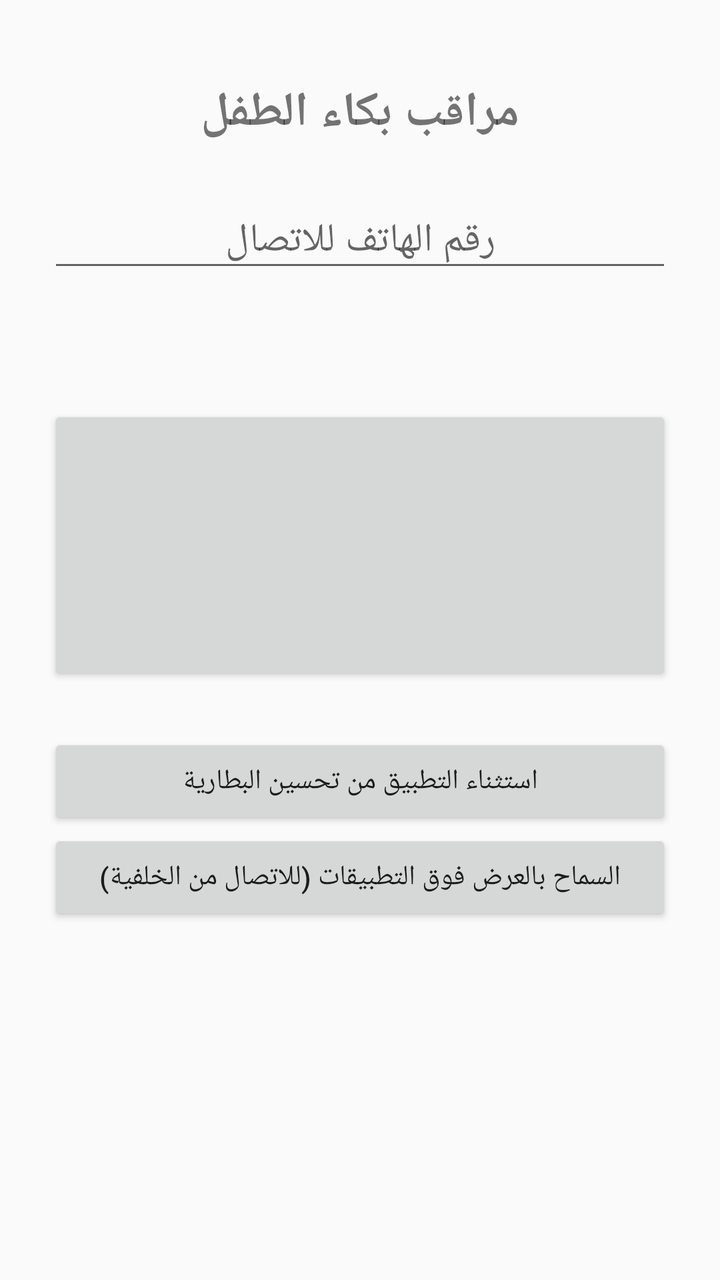
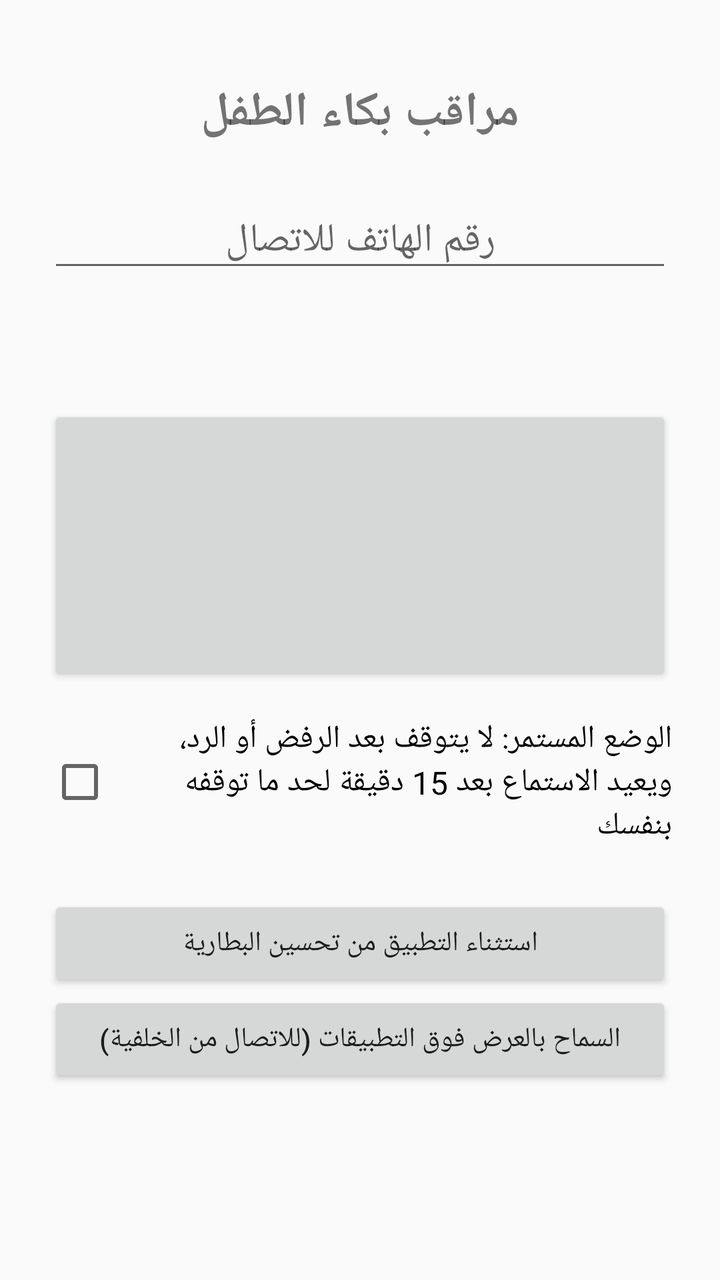

An Android layout rendered at two revisions. The XML below is the earlier revision; the diff shows what the commit changed to produce the second picture.
<!-- AndroidManifest.xml: application theme AppTheme -->
<!-- res/layout/activity_main.xml -->
<?xml version="1.0" encoding="utf-8"?>
<LinearLayout xmlns:android="http://schemas.android.com/apk/res/android"
    android:layout_width="match_parent"
    android:layout_height="match_parent"
    android:gravity="center_horizontal"
    android:orientation="vertical"
    android:padding="24dp">

    <TextView
        android:layout_width="wrap_content"
        android:layout_height="wrap_content"
        android:layout_marginTop="16dp"
        android:text="@string/app_name"
        android:textSize="24sp"
        android:textStyle="bold" />

    <EditText
        android:id="@+id/phone"
        android:layout_width="match_parent"
        android:layout_height="wrap_content"
        android:layout_marginTop="24dp"
        android:gravity="center"
        android:hint="@string/hint_phone"
        android:inputType="phone"
        android:textSize="20sp" />

    <TextView
        android:id="@+id/status"
        android:layout_width="match_parent"
        android:layout_height="wrap_content"
        android:layout_marginTop="16dp"
        android:gravity="center"
        android:textSize="16sp" />

    <Button
        android:id="@+id/toggle"
        android:layout_width="match_parent"
        android:layout_height="140dp"
        android:layout_marginTop="24dp"
        android:textColor="#FFFFFF"
        android:textSize="28sp" />

    <Button
        android:id="@+id/battery"
        android:layout_width="match_parent"
        android:layout_height="wrap_content"
        android:layout_marginTop="24dp"
        android:text="استثناء التطبيق من تحسين البطارية" />

    <Button
        android:id="@+id/overlay"
        android:layout_width="match_parent"
        android:layout_height="wrap_content"
        android:text="السماح بالعرض فوق التطبيقات (للاتصال من الخلفية)" />
</LinearLayout>
<!-- resources referenced by this layout -->
<resources>
  <string name="app_name">مراقب بكاء الطفل</string>
  <string name="hint_phone">رقم الهاتف للاتصال</string>
  <style name="AppTheme" parent="android:Theme.Material.Light.NoActionBar" />
</resources>

<!-- the commit's change to res/layout/activity_main.xml (unified diff, before → after) -->
@@ -40,6 +40,14 @@
         android:textColor="#FFFFFF"
         android:textSize="28sp" />
 
+    <CheckBox
+        android:id="@+id/persist"
+        android:layout_width="match_parent"
+        android:layout_height="wrap_content"
+        android:layout_marginTop="16dp"
+        android:text="الوضع المستمر: لا يتوقف بعد الرفض أو الرد، ويعيد الاستماع بعد 15 دقيقة لحد ما توقفه بنفسك"
+        android:textSize="16sp" />
+
     <Button
         android:id="@+id/battery"
         android:layout_width="match_parent"
